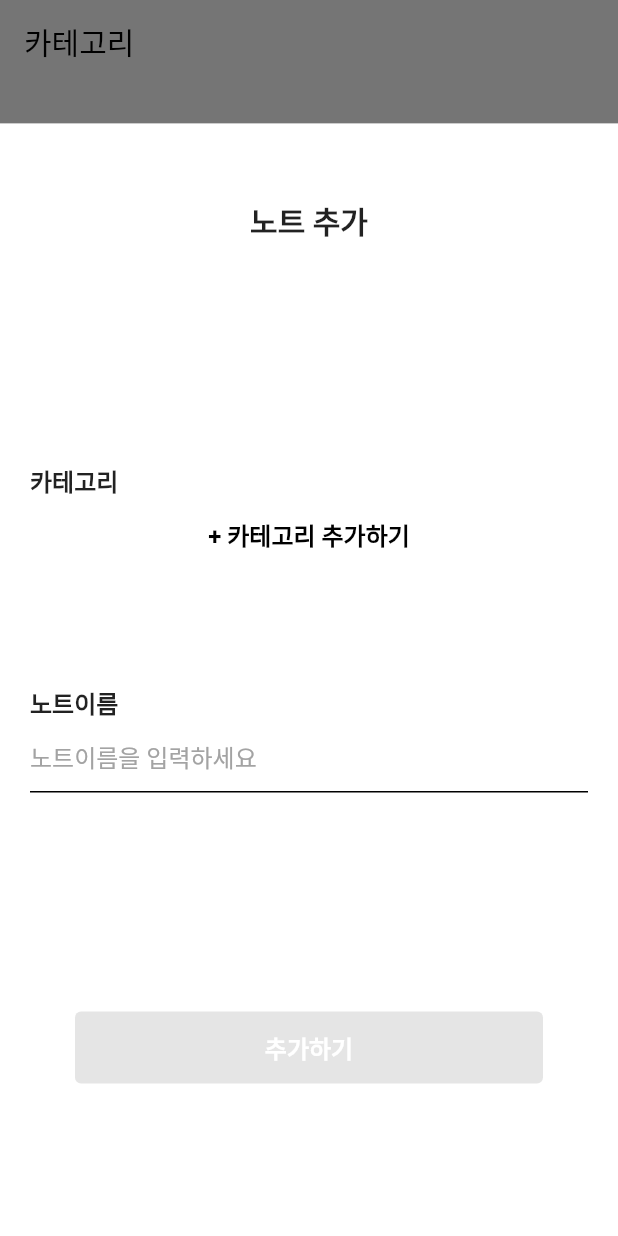
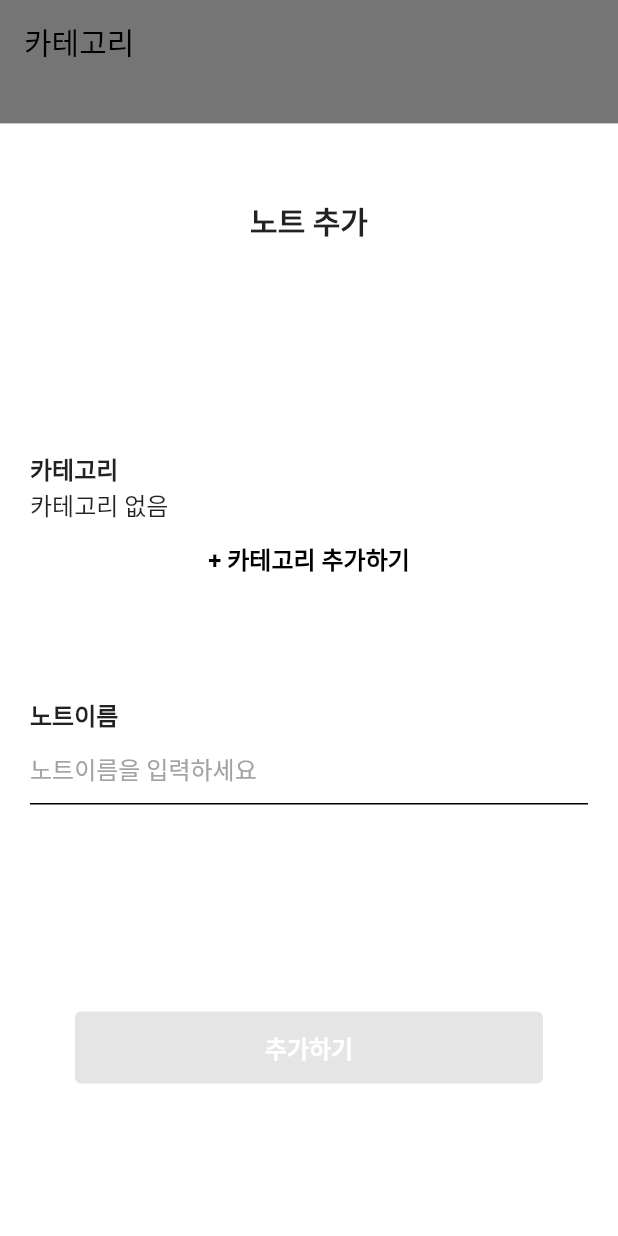
Before and after one commit to orang2019/Study, a Flutter app: the screen it shows after launch, after a tap on the "add" icon, on a phone screen of 412 x 824 dp. Run offline on Flutter 3.47's test engine with Material 2 defaults, Android fonts, the phone set to English and light mode, and no system bars; our stand-ins replace get, hive, hive_flutter; accounts and stored records are empty; Roboto replaces fonts that are missing (Pretendard).

Commit message:
category add second

```diff
--- a/lib/controller/category_controller.dart
+++ b/lib/controller/category_controller.dart
@@ -8,10 +8,11 @@ class CategoryController extends GetxController{
 
   Box get observableBox => _observableBox;
 
-  int get categoryCount => _observableBox.length;
+  RxInt get categoryCount => _observableBox.length.obs;
 
   createCategory({required Category category}){
     _observableBox.add(category);
+    //categoryCount.value++;
     update();
   }
 
@@ -22,6 +23,8 @@ class CategoryController extends GetxController{
 
   deleteCategory({required int index}){
     _observableBox.deleteAt(index);
+    //categoryCount.value--;
     update();
   }
+
 }
--- a/lib/main.dart
+++ b/lib/main.dart
@@ -10,6 +10,8 @@ void main() async{
   await Hive.initFlutter();
   Hive.registerAdapter(CategoryAdapter());
   await BoxRepository.openBox();
+
+
   runApp(
     GetMaterialApp(
       initialRoute: Routes.routePage,
@@ -25,8 +27,6 @@ void main() async{
             )
         ),
 
-        // bold사용법
-        // Text("안녕하세요", style: TextStyle(fontFamily: "SpoqaHanSansNeo", fontWeight: FontWeight.bold))
         textTheme: const TextTheme(
           titleLarge: TextStyle(fontFamily: 'Pretendard',fontSize:24),
           titleMedium: TextStyle(fontFamily: 'Pretendard',fontSize:20),
--- a/lib/page/notepage/note_home.dart
+++ b/lib/page/notepage/note_home.dart
@@ -2,32 +2,35 @@ import 'package:flutter/material.dart';
 import 'package:get/get.dart';
 import 'package:study_app/widget/note_add.dart';
 import '../../controller/category_controller.dart';
+import '../../model/category.dart';
+import '../../model/color_index.dart';
 
-class NoteHome extends StatelessWidget {
+class NoteHome extends StatefulWidget {
   const NoteHome({super.key});
 
+  @override
+  State<NoteHome> createState() => _NoteHomeState();
+}
 
+class _NoteHomeState extends State<NoteHome> {
+  final controller = Get.put(CategoryController());
+  @override
+  Widget build(BuildContext context) {
+    //Get.put(CategoryController());
+    int categoryCount = controller.categoryCount.value;
 
-  @override
-
-  Widget build(BuildContext context) {
-    final controller = Get.put(CategoryController());
     return Scaffold(
-
-      // 데이터 없을때 appBar,body
       appBar: AppBar(
-        title: const Text('카테고리',
+        title: Text('카테고리',
         style: TextStyle(color: Colors.black,fontSize: 20),),
         backgroundColor: Colors.white,
         shadowColor: Colors.transparent,
       ),
       body:
-        const Center(
-          child: Text('''+버튼을 눌러\n새 노트를 추가하세요''',
-          style: TextStyle(color: Colors.grey,fontSize: 20),
-          textAlign: TextAlign.center)
-        ),
+        hasCategory(),
+
         backgroundColor: Colors.white,
+
 
         floatingActionButton: FloatingActionButton(
           backgroundColor: Colors.black,
@@ -40,4 +43,38 @@ class NoteHome extends StatelessWidget {
         ),
     );
   }
+
+  hasCategory(){
+
+      return GetBuilder<CategoryController>(
+        builder: (cont) => ListView.builder(
+          itemCount: controller.categoryCount.value,
+          itemBuilder: (context, index){
+            Category? category = controller.observableBox.getAt(index);
+            if(controller.categoryCount.value<1){
+              return Center(
+                child: Text('+버튼을 눌러\n새 노트를 추가하세요',
+                style: TextStyle(color: Colors.grey,fontSize: 20),
+                textAlign: TextAlign.center)
+              );
+            }
+            else{
+              return Card(
+                child: ListTile(
+                  onTap: ()=> Get.to(NoteAdd()),
+                  title: Text(category?.categoryName?? "N/A"),
+                  textColor: colorIndex(category?.categoryColorIndex??1),
+                  trailing: IconButton(
+                    icon: Icon(Icons.delete),
+                    onPressed: () => controller.deleteCategory(index: index),
+                  ),
+                ),
+              );
+            }
+          },
+        ),
+      );
+
+  }
+
 }
--- a/lib/repository/box_repository.dart
+++ b/lib/repository/box_repository.dart
@@ -2,7 +2,7 @@ import 'package:hive_flutter/hive_flutter.dart';
 import 'package:study_app/model/category.dart';
 
 class BoxRepository{
-  static const String boxName = "CRUD";
+  static const String boxName = "STUDY_DATA";
 
   static openBox() async => await Hive.openBox<Category>(boxName);
 
--- a/lib/widget/note_add.dart
+++ b/lib/widget/note_add.dart
@@ -1,19 +1,27 @@
-/// 새로운 노트이름 추가하기
-/// 새로운 카테고리이름 추가하기 위해 버튼을 누르면, CategoryAdd 나타나기
-
 import 'package:flutter/material.dart';
 import 'package:get/get.dart';
+import 'package:study_app/controller/category_controller.dart';
 import 'package:study_app/widget/category_add.dart';
 import 'package:study_app/controller/note_add_controller.dart';
 
 import '../constants.dart';
-
-class NoteAdd extends StatelessWidget {
+class NoteAdd extends StatefulWidget{
   NoteAdd({Key? key}) : super(key: key);
 
   @override
+  State<NoteAdd> createState() => _NoteAddState();
+}
+
+class _NoteAddState extends State<NoteAdd> {
+  final controller = Get.put(CategoryController());
+  var _selectedCate;
+
+  @override
   Widget build(BuildContext context) {
-    return Container(
+    _selectedCate = controller.categoryCount==0?'Category':controller.observableBox.getAt(0).categoryName;
+    //final controller = Get.put(CategoryController());
+
+    return GetBuilder<CategoryController>(builder: (cont)=>Container(
       color: Colors.white,
       height: context.height * 0.9,
       child: SingleChildScrollView(
@@ -37,6 +45,9 @@ class NoteAdd extends StatelessWidget {
                         mainAxisAlignment: MainAxisAlignment.spaceBetween,
                         children: [
                           const Text('카테고리',style: TextStyle(fontSize:16,fontWeight: FontWeight.bold,),),
+
+                          dropdown(),
+
                           ElevatedButton(
                             style: ButtonStyle(backgroundColor: MaterialStatePropertyAll(Colors.white),shadowColor: MaterialStatePropertyAll(Colors.transparent)),
                             onPressed: (){
@@ -94,6 +105,33 @@ class NoteAdd extends StatelessWidget {
           ],
         ),
       ),
-    );
+    ));
+  }
+
+  dropdown(){
+
+    int count = controller.categoryCount.value;
+    List<dynamic> categoryList = [];
+    for(int i=0;i<count;i++){
+      categoryList.add(controller.observableBox.getAt(i).categoryName);
+    }
+
+    if(count==0){
+      return Text("카테고리 없음");
+    }
+    else{
+      return DropdownButton(
+        value: _selectedCate,
+        items: categoryList.map((item) {
+          return DropdownMenuItem(
+            value: item,
+            child: Text('$item'),
+          );
+        }).toList(),
+        onChanged: (e){setState(() {
+          _selectedCate = e;
+        });}
+      );
+    }
   }
 }
```
Also changed, not shown: lib/page/notepage/note_home2.dart (deleted, +0 -74 lines).
